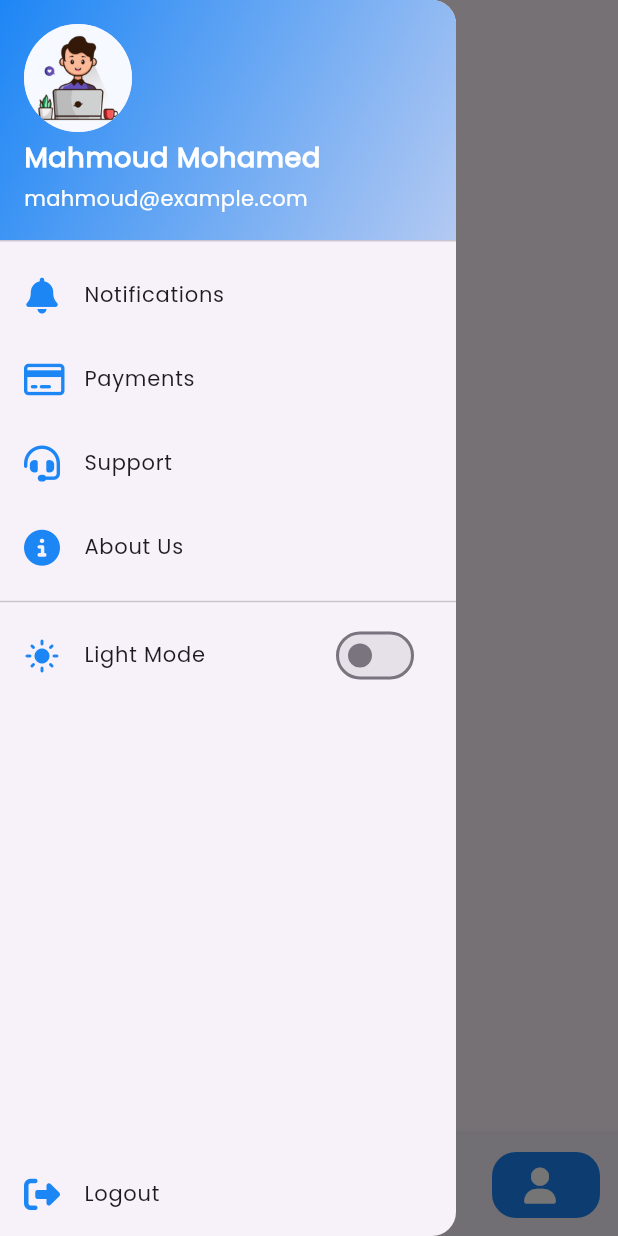
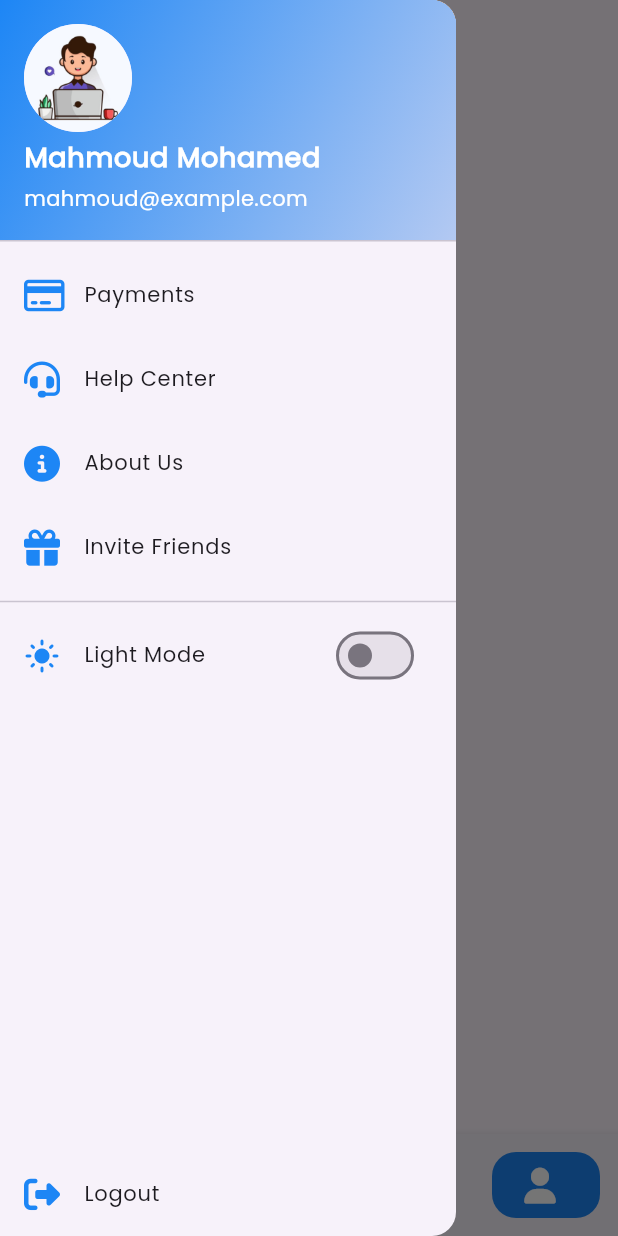
Before and after one commit to mahmoudmohamed17/InternIntelligence_ECommerceApp, a Flutter app: the screen it shows after launch, item 4 of the bottom bar chosen, with the side drawer open, on a phone screen of 412 x 824 dp. Run offline on Flutter 3.47's test engine with Material 3 defaults, Android fonts, the phone set to English and light mode, and no system bars; drawn by our look-alikes of google_nav_bar; our stand-ins replace another_flushbar, bloc, cached_network_image, cloud_firestore, dartz, dio and 7 more; missing offline and left inert: easy_loading_button, flutter_stripe; accounts and stored records are empty; network calls fail.

Commit message:
modify custom drawer

```diff
--- a/lib/widgets/custom_drawer.dart
+++ b/lib/widgets/custom_drawer.dart
@@ -2,7 +2,6 @@ import 'package:e_commerce_app/core/helpers/app_colors.dart';
 import 'package:e_commerce_app/core/helpers/app_text_styles.dart';
 import 'package:e_commerce_app/core/utils/assets.dart';
 import 'package:e_commerce_app/models/drawer_item_model.dart';
-import 'package:e_commerce_app/views/notifications_view.dart';
 import 'package:e_commerce_app/widgets/app_theme_switch_button.dart';
 import 'package:e_commerce_app/widgets/drawer_item.dart';
 import 'package:flutter/material.dart';
@@ -38,15 +37,6 @@ class CustomDrawer extends StatelessWidget {
           ),
           DrawerItem(
             model: DrawerItemModel(
-              title: 'Notifications',
-              icon: FontAwesomeIcons.solidBell,
-              onTap: () {
-                Navigator.pushNamed(context, NotificationsView.id);
-              },
-            ),
-          ),
-          DrawerItem(
-            model: DrawerItemModel(
               title: 'Payments',
               icon: FontAwesomeIcons.creditCard,
               onTap: () {},
@@ -54,7 +44,7 @@ class CustomDrawer extends StatelessWidget {
           ),
           DrawerItem(
             model: DrawerItemModel(
-              title: 'Support',
+              title: 'Help Center',
               icon: FontAwesomeIcons.headset,
               onTap: () {
                 // just for testing
@@ -66,6 +56,13 @@ class CustomDrawer extends StatelessWidget {
             model: DrawerItemModel(
               title: 'About Us',
               icon: FontAwesomeIcons.circleInfo,
+              onTap: () {},
+            ),
+          ),
+          DrawerItem(
+            model: DrawerItemModel(
+              title: 'Invite Friends',
+              icon: FontAwesomeIcons.gift,
               onTap: () {},
             ),
           ),
```
